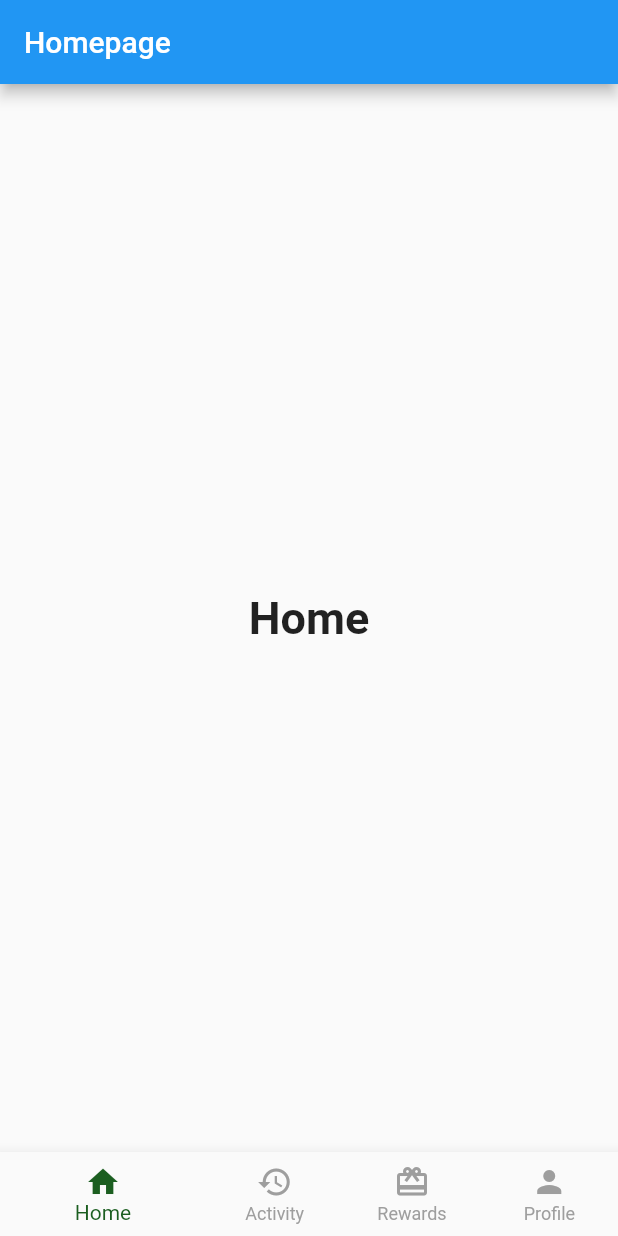
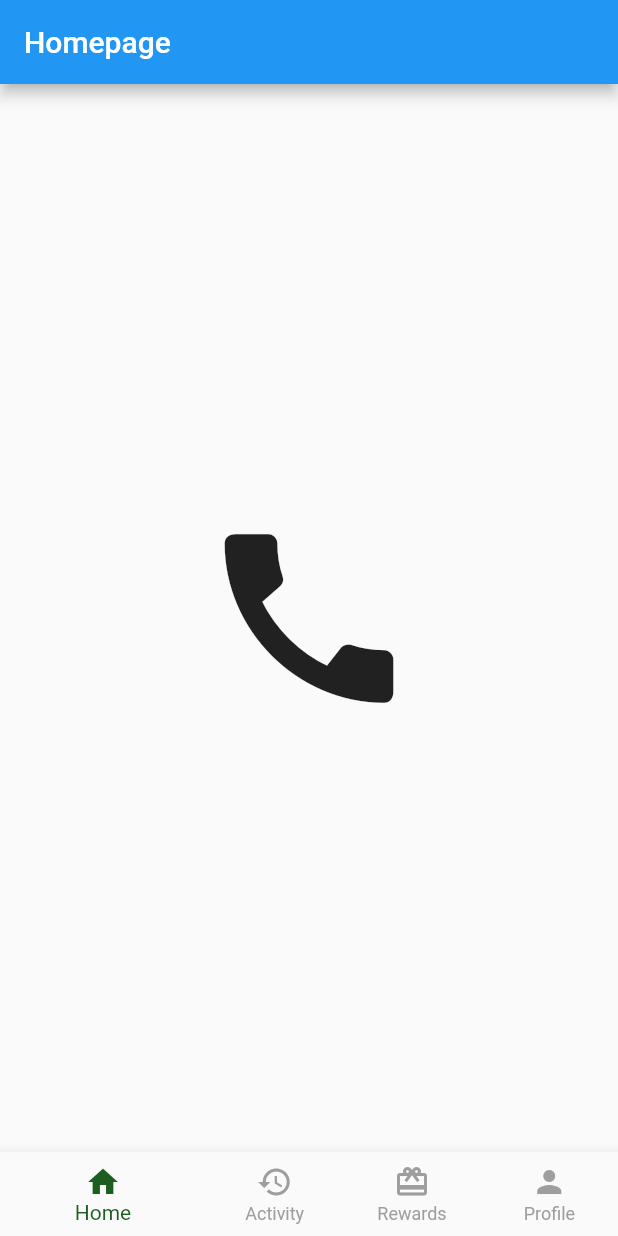
Before and after one commit to Endairion/6002CEM_Group13, a Flutter app: the NavigationBar screen opened directly, on a phone screen of 412 x 824 dp. Run offline on Flutter 3.47's test engine with Material 2 defaults, Android fonts, the phone set to English and light mode, and no system bars; our stand-ins replace flutter_native_splash; statements that could not run were skipped.

Commit message:
Preserve state in navigation bar

```diff
--- a/lib/Homepage.dart
+++ b/lib/Homepage.dart
@@ -8,7 +8,6 @@ class Homepage extends StatelessWidget {
   @override
   Widget build(BuildContext context) {
     return const MaterialApp(
-      //title: "Flutter Code Sample",
       home: NavigationBar(),
     );
   }
@@ -23,26 +22,39 @@ class NavigationBar extends StatefulWidget {
 
 class _NavigationBarState extends State<NavigationBar> {
   int _selectedIndex = 0;
-  static const TextStyle optionStyle =
-  TextStyle(fontSize: 30, fontWeight: FontWeight.bold);
-  static const List<Widget> _widgetOptions = <Widget>[
-    Text(
-      'Home',
-      style: optionStyle,
+
+  static const List<Widget> _menuOptions = <Widget>[
+    Center(
+      child: Icon(
+        Icons.call,
+        size: 150,
+      ),
     ),
-    Text(
-      'Activity',
-      style: optionStyle,
+    Center(
+      child: Icon(
+        Icons.camera,
+        size: 150,
+      ),
     ),
-    Text(
-      'Rewards',
-      style: optionStyle,
+    Center(
+      child: Padding(
+        padding: EdgeInsets.all(16.0),
+        child: TextField(
+          style: TextStyle(fontSize: 50),
+          decoration: InputDecoration(
+              labelText: 'Find contact',
+              labelStyle: TextStyle(fontWeight: FontWeight.bold)),
+        ),
+      ),
     ),
-    Text(
-      'Profile',
-      style: optionStyle,
+    Center(
+      child: Icon(
+        Icons.call,
+        size: 150,
+      ),
     ),
   ];
+
 
   void _onItemTapped(int index) {
     setState(() {
@@ -56,8 +68,9 @@ class _NavigationBarState extends State<NavigationBar> {
       appBar: AppBar(
         title: const Text('Homepage'),
       ),
-      body: Center(
-        child: _widgetOptions.elementAt(_selectedIndex),
+      body: IndexedStack(
+        index: _selectedIndex,
+        children: _menuOptions,
       ),
       bottomNavigationBar: BottomNavigationBar(
         items: const <BottomNavigationBarItem>[
```
